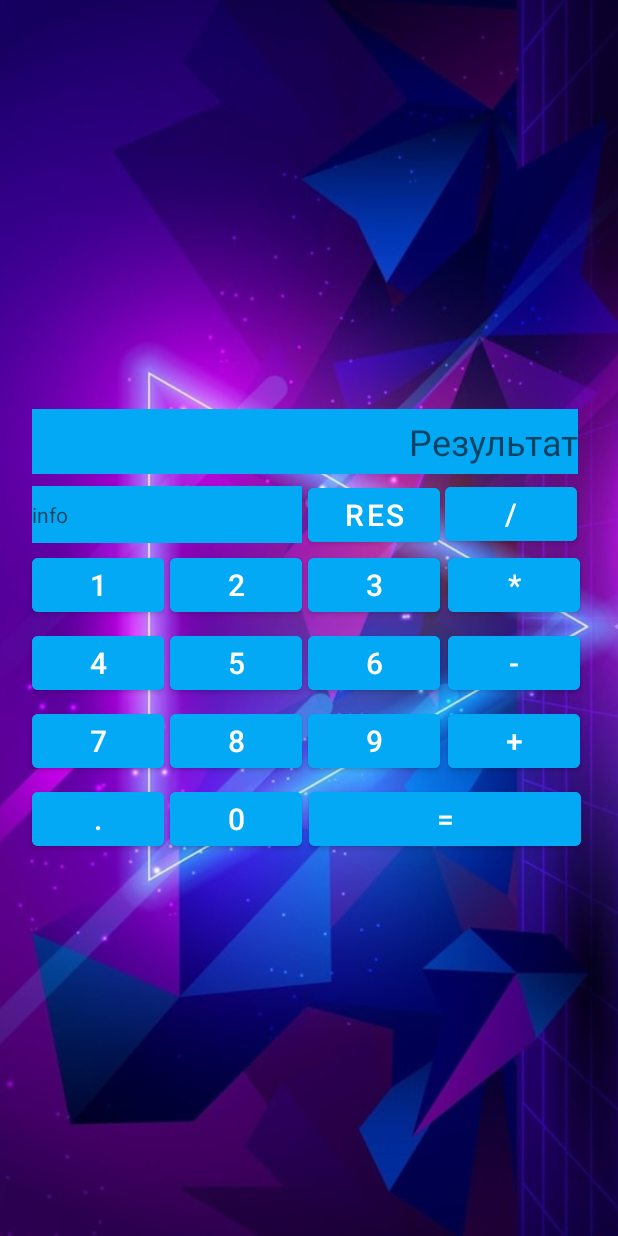
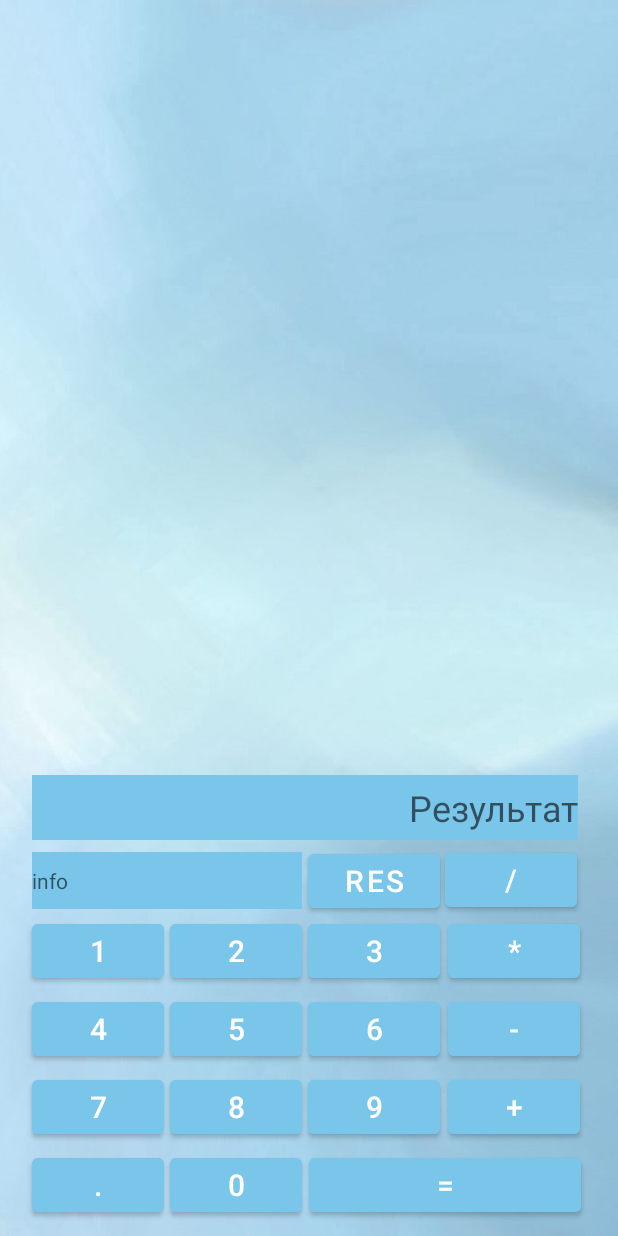
Before and after one commit to lbuckl/Calculator, an Android app: the screen it shows after launch (MainActivity), on a phone screen of 412 x 824 dp. Run offline under Robolectric (Android 15) with nearby library versions, the phone set to English and light mode, and no system bars.

Commit message:
Add Styles and Themes

```diff
--- a/app/src/main/res/layout-land/activity_main.xml
+++ /dev/null
@@ -1,37 +0,0 @@
-<?xml version="1.0" encoding="utf-8"?>
-<androidx.constraintlayout.widget.ConstraintLayout xmlns:android="http://schemas.android.com/apk/res/android"
-    xmlns:app="http://schemas.android.com/apk/res-auto"
-    xmlns:tools="http://schemas.android.com/tools"
-    android:layout_width="match_parent"
-    android:layout_height="match_parent"
-    tools:context=".MainActivity"
-    android:theme="@android:style/Theme.NoTitleBar">
-
-    <RelativeLayout
-        android:id="@+id/relativeLayout"
-        android:layout_width="match_parent"
-        android:layout_height="match_parent"
-        app:layout_constraintBottom_toBottomOf="parent"
-        app:layout_constraintStart_toStartOf="parent">
-
-        <ImageView
-            android:id="@+id/background"
-            android:layout_width="match_parent"
-            android:layout_height="match_parent"
-            android:scaleType="centerCrop"
-            app:srcCompat="@drawable/notebook1" />
-
-
-    </RelativeLayout>
-
-    <include
-        android:id="@+id/include"
-        layout="@layout/activity_constraint_buttons"
-        android:layout_width="wrap_content"
-        android:layout_height="wrap_content"
-        app:layout_constraintEnd_toEndOf="parent"
-        app:layout_constraintStart_toStartOf="parent"
-        app:layout_constraintTop_toTopOf="@+id/relativeLayout" />
-
-
-</androidx.constraintlayout.widget.ConstraintLayout>
--- a/app/src/main/res/layout/activity_constraint_buttons.xml
+++ b/app/src/main/res/layout/activity_constraint_buttons.xml
@@ -3,11 +3,12 @@
     xmlns:app="http://schemas.android.com/apk/res-auto"
     xmlns:tools="http://schemas.android.com/tools"
     android:layout_width="match_parent"
-    android:layout_height="match_parent">
+    android:layout_height="match_parent"
+    android:backgroundTint="@color/general_background">
 
     <TextView
         android:id="@+id/textView_lastValue"
-        style="@style/MyTextStyleBIG"
+        style="@style/MyTextStyleLastval"
         android:layout_width="@dimen/lastVal_width"
         android:layout_height="@dimen/lastVal_height"
         android:gravity="end"
@@ -33,7 +34,6 @@
         android:layout_height="@dimen/result_height"
         android:layout_marginTop="8dp"
         android:background="@color/general_background"
-        android:clickable="false"
         android:gravity="right|center_vertical"
         android:hint="@string/result"
         android:textSize="@dimen/result_textSize"
@@ -43,6 +43,7 @@
 
     <com.google.android.material.button.MaterialButton
         android:id="@+id/button_plus"
+        style="MyTextStyleLightButtons"
         android:layout_width="wrap_content"
         android:layout_height="wrap_content"
         android:layout_marginStart="4dp"
--- a/app/src/main/res/layout/activity_main.xml
+++ b/app/src/main/res/layout/activity_main.xml
@@ -19,7 +19,7 @@
             android:layout_width="match_parent"
             android:layout_height="wrap_content"
             android:scaleType="centerCrop"
-            app:srcCompat="@drawable/notebook1" />
+            app:srcCompat="@drawable/lightthem1" />
 
 
     </RelativeLayout>
@@ -32,8 +32,7 @@
         android:layout_marginBottom="10dp"
         app:layout_constraintBottom_toBottomOf="@+id/relativeLayout"
         app:layout_constraintEnd_toEndOf="parent"
-        app:layout_constraintStart_toStartOf="parent"
-        app:layout_constraintTop_toTopOf="parent" />
+        app:layout_constraintStart_toStartOf="parent" />
 
 
 </androidx.constraintlayout.widget.ConstraintLayout>
--- a/app/src/main/res/values-night/dimens.xml
+++ /dev/null
@@ -1,12 +0,0 @@
-<?xml version="1.0" encoding="utf-8"?>
-<resources>
-    <dimen name="button_text_size">20sp</dimen>
-    <dimen name="result_width">364dp</dimen>
-    <dimen name="result_height">43dp</dimen>
-    <dimen name="info_width">180dp</dimen>
-    <dimen name="info_height">38dp</dimen>
-    <dimen name="lastVal_width">365dp</dimen>
-    <dimen name="lastVal_height">20dp</dimen>
-    <dimen name="result_textSize">24sp</dimen>
-    <dimen name="lastVal_textSize">16sp</dimen>
-</resources>
--- a/app/src/main/res/values/colors.xml
+++ b/app/src/main/res/values/colors.xml
@@ -7,6 +7,5 @@
     <color name="teal_700">#FF018786</color>
     <color name="black">#FF000000</color>
     <color name="white">#FFFFFFFF</color>
-    <color name="general_background">#03A9F4</color>
-
+    <color name="general_background">#7AC6EA</color>
 </resources>
--- a/app/src/main/res/values/styles.xml
+++ b/app/src/main/res/values/styles.xml
@@ -1,12 +1,16 @@
 <?xml version="1.0" encoding="utf-8"?>
 <resources>
-    <!-- Кастомная стиль -->
-    <style name="MyTextStyleBIG">
-        <item name="android:fontFamily">cursive</item>
+    <!-- Кастомный стиль для последнего вычисления -->
+    <style name="MyTextStyleLastval">
         <item name="android:textSize">18sp</item>
-        <item name="android:textColor">#FFFFEB3B</item>
+        <item name="android:textColor">#673AB7</item>
         <item name="android:typeface">monospace</item>
         <item name="android:textStyle">bold</item>
+    </style>
 
+    <!-- Кастомный стиль для кнопок -->
+    <style name="MyTextStyleButtons">
+        <item name="android:textColor">@color/black</item>
+        <item name="android:textStyle">bold</item>
     </style>
 </resources>
```
Also changed, not shown: app/src/main/res/drawable-v24/lightthem1.jpg (added).
